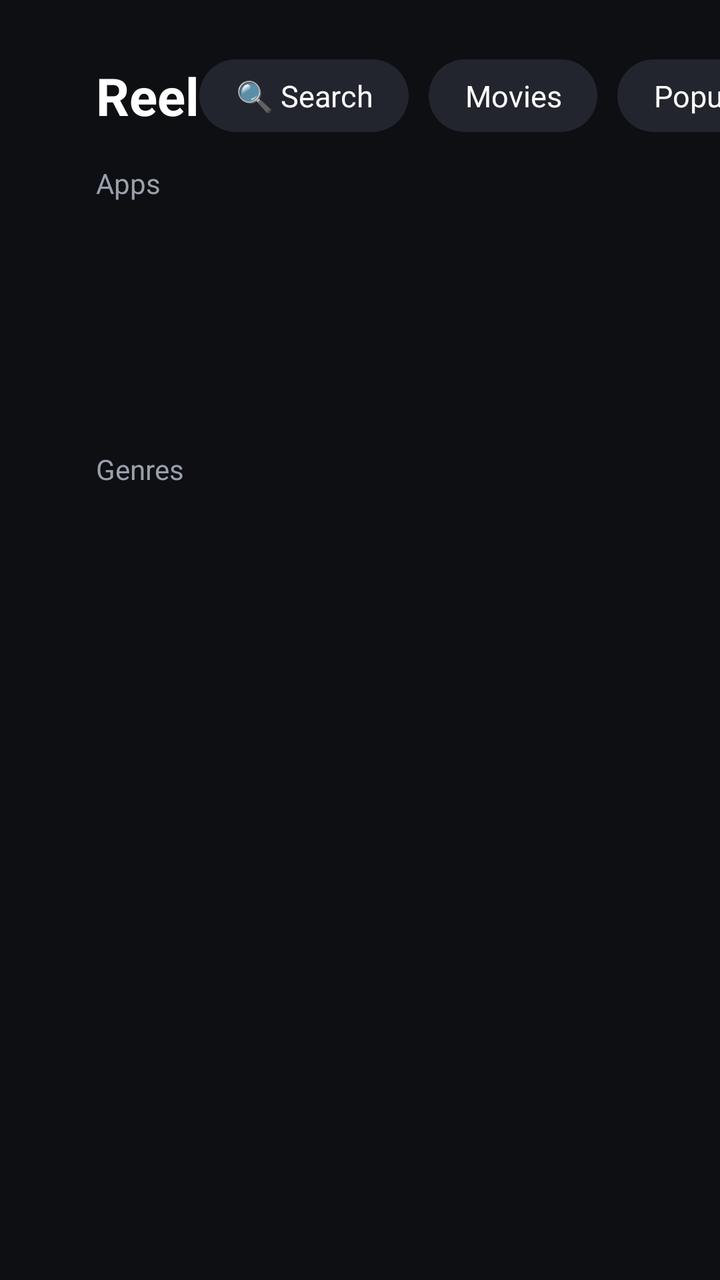
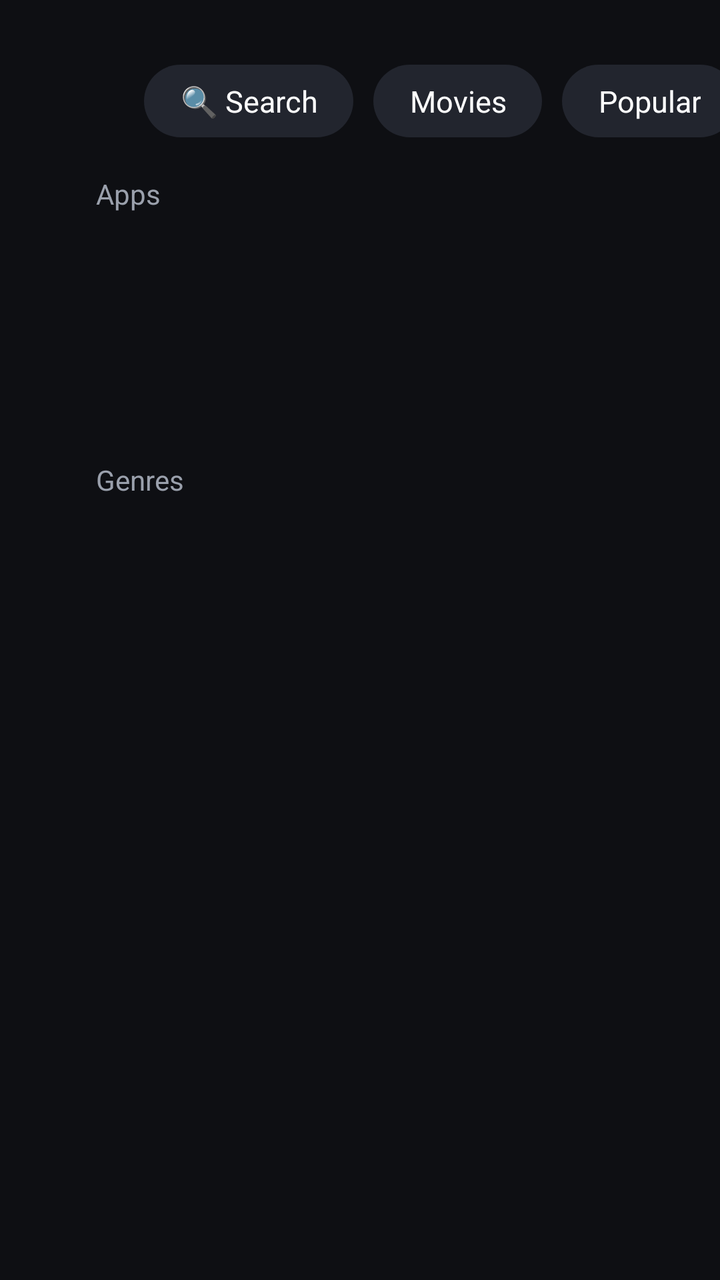

An Android layout rendered at two revisions. The XML below is the earlier revision; the diff shows what the commit changed to produce the second picture.
<!-- AndroidManifest.xml: application theme Theme.Reel -->
<!-- res/layout/activity_main.xml -->
<?xml version="1.0" encoding="utf-8"?>
<LinearLayout xmlns:android="http://schemas.android.com/apk/res/android"
    android:layout_width="match_parent"
    android:layout_height="match_parent"
    android:background="@color/bg"
    android:clipChildren="false"
    android:clipToPadding="false"
    android:orientation="vertical"
    android:paddingStart="48dp"
    android:paddingTop="24dp"
    android:paddingEnd="48dp"
    android:paddingBottom="12dp">

    
    <LinearLayout
        android:layout_width="match_parent"
        android:layout_height="48dp"
        android:gravity="center_vertical"
        android:orientation="horizontal">

        <TextView
            android:layout_width="wrap_content"
            android:layout_height="wrap_content"
            android:text="@string/app_name"
            android:textColor="@color/text"
            android:textSize="26sp"
            android:textStyle="bold" />

        <View
            android:layout_width="0dp"
            android:layout_height="1dp"
            android:layout_weight="1" />

        <TextView
            android:id="@+id/btnSearch"
            style="@style/Chip"
            android:contentDescription="Search movies and shows"
            android:text="🔍 Search" />

        <TextView
            android:id="@+id/btnMediaType"
            style="@style/Chip"
            android:text="Movies" />

        <TextView
            android:id="@+id/btnSort"
            style="@style/Chip"
            android:contentDescription="Sort order"
            android:text="Popular" />

        <TextView
            android:id="@+id/btnSettings"
            style="@style/Chip"
            android:contentDescription="Settings"
            android:text="⚙" />

        <TextView
            android:id="@+id/weather"
            android:layout_width="wrap_content"
            android:layout_height="wrap_content"
            android:layout_marginStart="14dp"
            android:textColor="@color/text"
            android:textSize="20sp" />

        <TextClock
            android:layout_width="wrap_content"
            android:layout_height="wrap_content"
            android:layout_marginStart="14dp"
            android:format12Hour="h:mm"
            android:format24Hour="HH:mm"
            android:textColor="@color/text"
            android:textSize="22sp" />
    </LinearLayout>

    
    <LinearLayout
        android:id="@+id/appsSection"
        android:layout_width="match_parent"
        android:layout_height="wrap_content"
        android:clipChildren="false"
        android:clipToPadding="false"
        android:orientation="vertical">

        <TextView
            style="@style/RowLabel"
            android:text="Apps" />

        <androidx.recyclerview.widget.RecyclerView
            android:id="@+id/appsRow"
            android:layout_width="match_parent"
            android:layout_height="112dp"
            android:clipChildren="false"
            android:clipToPadding="false"
            android:paddingTop="6dp"
            android:paddingBottom="6dp" />
    </LinearLayout>

    <TextView
        style="@style/RowLabel"
        android:text="Genres" />

    <androidx.recyclerview.widget.RecyclerView
        android:id="@+id/genreRow"
        android:layout_width="match_parent"
        android:layout_height="wrap_content"
        android:clipToPadding="false" />

    
    <FrameLayout
        android:layout_width="match_parent"
        android:layout_height="0dp"
        android:layout_marginTop="8dp"
        android:layout_weight="1"
        android:clipChildren="false"
        android:clipToPadding="false">

        
        <androidx.recyclerview.widget.RecyclerView
            android:id="@+id/grid"
            android:layout_width="match_parent"
            android:layout_height="match_parent"
            android:clipToPadding="false"
            android:paddingTop="10dp"
            android:paddingBottom="24dp" />

        <LinearLayout
            android:layout_width="wrap_content"
            android:layout_height="wrap_content"
            android:layout_gravity="center"
            android:gravity="center"
            android:orientation="vertical">

            <ProgressBar
                android:id="@+id/progress"
                android:layout_width="40dp"
                android:layout_height="40dp"
                android:indeterminateTint="@color/accent"
                android:visibility="gone" />

            <TextView
                android:id="@+id/status"
                android:layout_width="wrap_content"
                android:layout_height="wrap_content"
                android:layout_marginTop="12dp"
                android:gravity="center"
                android:maxWidth="640dp"
                android:textColor="@color/text_dim"
                android:textSize="16sp"
                android:visibility="gone" />
        </LinearLayout>
    </FrameLayout>
</LinearLayout>
<!-- resources referenced by this layout -->
<resources>
  <color name="accent">#3D5AFE</color>
  <color name="bg">#0E0F13</color>
  <color name="text">#FFFFFF</color>
  <color name="text_dim">#9AA0AC</color>
  <string name="app_name">Reel</string>
  <style name="Chip">
          <item name="android:layout_width">wrap_content</item>
          <item name="android:layout_height">wrap_content</item>
          <item name="android:layout_marginEnd">10dp</item>
          <item name="android:background">@drawable/chip_bg</item>
          <item name="android:clickable">true</item>
          <item name="android:focusable">true</item>
          <item name="android:gravity">center</item>
          <item name="android:paddingStart">18dp</item>
          <item name="android:paddingEnd">18dp</item>
          <item name="android:paddingTop">8dp</item>
          <item name="android:paddingBottom">8dp</item>
          <item name="android:singleLine">true</item>
          <item name="android:textColor">@color/chip_text</item>
          <item name="android:textSize">15sp</item>
      </style>
  <style name="RowLabel">
          <item name="android:layout_width">wrap_content</item>
          <item name="android:layout_height">wrap_content</item>
          <item name="android:layout_marginTop">10dp</item>
          <item name="android:layout_marginBottom">2dp</item>
          <item name="android:textColor">@color/text_dim</item>
          <item name="android:textSize">14sp</item>
      </style>
  <style name="Theme.Reel" parent="android:Theme.Material.NoActionBar">
          <item name="android:windowBackground">@color/bg</item>
          <item name="android:colorAccent">@color/accent</item>
          <item name="android:colorPrimary">@color/bg</item>
          <item name="android:windowDisablePreview">true</item>
      </style>
  <!-- drawable chip_bg (drawable) -->
  <?xml version="1.0" encoding="utf-8"?>
  <selector xmlns:android="http://schemas.android.com/apk/res/android">
      
      <item android:state_focused="true">
          <shape android:shape="rectangle">
              <corners android:radius="20dp" />
              <solid android:color="#FFFFFF" />
          </shape>
      </item>
      
      <item android:state_selected="true">
          <shape android:shape="rectangle">
              <corners android:radius="20dp" />
              <solid android:color="@color/accent" />
          </shape>
      </item>
      <item>
          <shape android:shape="rectangle">
              <corners android:radius="20dp" />
              <solid android:color="@color/surface" />
          </shape>
      </item>
  </selector>
  <color name="surface">#22252E</color>
</resources>

<!-- the commit's change to res/layout/activity_main.xml (unified diff, before → after) -->
@@ -14,22 +14,40 @@
     
     <LinearLayout
         android:layout_width="match_parent"
-        android:layout_height="48dp"
+        android:layout_height="wrap_content"
+        android:minHeight="48dp"
         android:gravity="center_vertical"
         android:orientation="horizontal">
 
-        <TextView
-            android:layout_width="wrap_content"
+        
+        <LinearLayout
+            android:layout_width="0dp"
             android:layout_height="wrap_content"
-            android:text="@string/app_name"
-            android:textColor="@color/text"
-            android:textSize="26sp"
-            android:textStyle="bold" />
+            android:layout_marginEnd="24dp"
+            android:layout_weight="1"
+            android:orientation="vertical">
 
-        <View
-            android:layout_width="0dp"
-            android:layout_height="1dp"
-            android:layout_weight="1" />
+            <TextView
+                android:id="@+id/greeting"
+                android:layout_width="wrap_content"
+                android:layout_height="wrap_content"
+                android:ellipsize="end"
+                android:singleLine="true"
+                android:textColor="@color/text"
+                android:textSize="24sp"
+                android:textStyle="bold" />
+
+            <TextView
+                android:id="@+id/quote"
+                android:layout_width="match_parent"
+                android:layout_height="wrap_content"
+                android:layout_marginTop="2dp"
+                android:ellipsize="end"
+                android:singleLine="true"
+                android:textColor="@color/text_dim"
+                android:textSize="14sp"
+                android:textStyle="italic" />
+        </LinearLayout>
 
         <TextView
             android:id="@+id/btnSearch"
<!-- resource entries referenced after the edit -->
@@ -4,7 +4,6 @@
   <color name="bg">#0E0F13</color>
   <color name="text">#FFFFFF</color>
   <color name="text_dim">#9AA0AC</color>
-  <string name="app_name">Reel</string>
   <style name="Chip">
           <item name="android:layout_width">wrap_content</item>
           <item name="android:layout_height">wrap_content</item>
